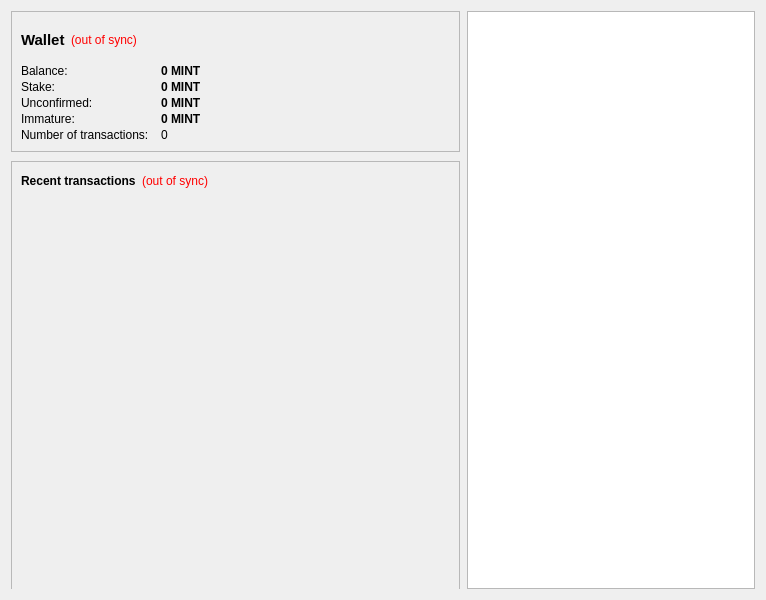
This is src/qt/forms/overviewpage.ui in MintcoinCommunity/Mintcoin-Desktop-Wallet as Qt 5 draws it before an edit. The edited form follows.
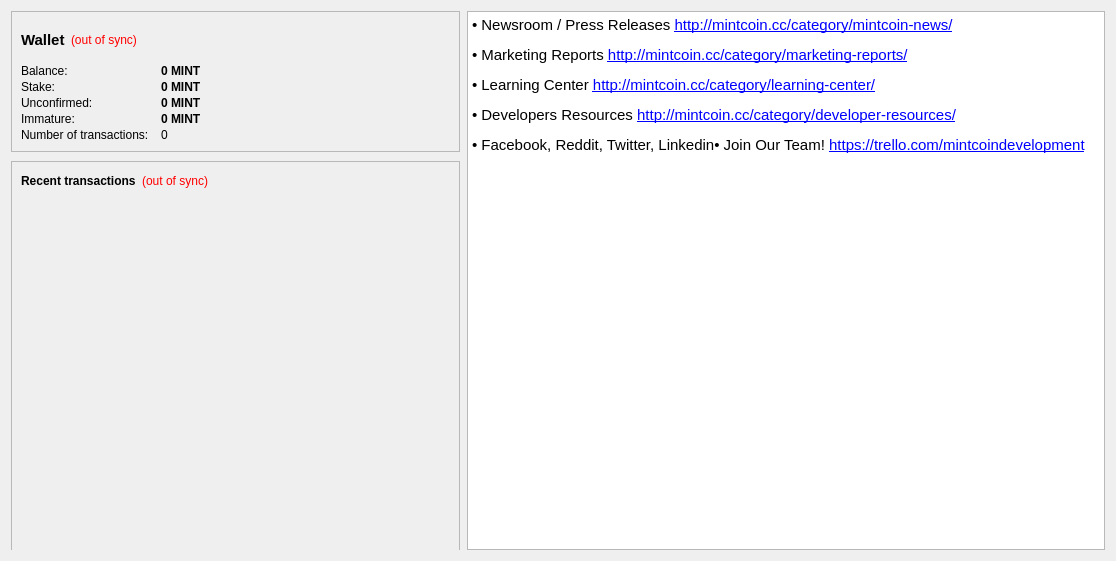
This is the edited form. Icons and pictures are not drawn.

The edit to the form file:
```diff
--- a/src/qt/forms/overviewpage.ui
+++ b/src/qt/forms/overviewpage.ui
@@ -6,8 +6,8 @@
    <rect>
     <x>0</x>
     <y>0</y>
-    <width>766</width>
-    <height>600</height>
+    <width>1116</width>
+    <height>561</height>
    </rect>
   </property>
   <property name="minimumSize">
@@ -342,7 +342,12 @@
 &lt;html&gt;&lt;head&gt;&lt;meta name=&quot;qrichtext&quot; content=&quot;1&quot; /&gt;&lt;style type=&quot;text/css&quot;&gt;
 p, li { white-space: pre-wrap; }
 &lt;/style&gt;&lt;/head&gt;&lt;body style=&quot; font-family:'Cantarell'; font-size:11pt; font-weight:400; font-style:normal;&quot;&gt;
-&lt;p style=&quot; margin-top:0px; margin-bottom:0px; margin-left:0px; margin-right:0px; -qt-block-indent:0; text-indent:0px;&quot;&gt;&lt;img src=&quot;:/images/about&quot; /&gt;&lt;/p&gt;&lt;/body&gt;&lt;/html&gt;</string>
+&lt;p style=&quot; margin-top:12px; margin-bottom:12px; margin-left:0px; margin-right:0px; -qt-block-indent:0; text-indent:0px;&quot;&gt;• Newsroom / Press Releases &lt;a href=&quot;http://mintcoin.cc/category/mintcoin-news/&quot;&gt;&lt;span style=&quot; text-decoration: underline; color:#0000ff;&quot;&gt;http://mintcoin.cc/category/mintcoin-news/&lt;/span&gt;&lt;/a&gt;&lt;/p&gt;
+&lt;p style=&quot; margin-top:12px; margin-bottom:12px; margin-left:0px; margin-right:0px; -qt-block-indent:0; text-indent:0px;&quot;&gt;• Marketing Reports &lt;a href=&quot;http://mintcoin.cc/category/marketing-reports/&quot;&gt;&lt;span style=&quot; text-decoration: underline; color:#0000ff;&quot;&gt;http://mintcoin.cc/category/marketing-reports/&lt;/span&gt;&lt;/a&gt;&lt;/p&gt;
+&lt;p style=&quot; margin-top:12px; margin-bottom:12px; margin-left:0px; margin-right:0px; -qt-block-indent:0; text-indent:0px;&quot;&gt;• Learning Center &lt;a href=&quot;http://mintcoin.cc/category/learning-center/&quot;&gt;&lt;span style=&quot; text-decoration: underline; color:#0000ff;&quot;&gt;http://mintcoin.cc/category/learning-center/&lt;/span&gt;&lt;/a&gt;&lt;/p&gt;
+&lt;p style=&quot; margin-top:12px; margin-bottom:12px; margin-left:0px; margin-right:0px; -qt-block-indent:0; text-indent:0px;&quot;&gt;• Developers Resources &lt;a href=&quot;http://mintcoin.cc/category/developer-resources/&quot;&gt;&lt;span style=&quot; text-decoration: underline; color:#0000ff;&quot;&gt;http://mintcoin.cc/category/developer-resources/&lt;/span&gt;&lt;/a&gt;&lt;/p&gt;
+&lt;p style=&quot; margin-top:12px; margin-bottom:12px; margin-left:0px; margin-right:0px; -qt-block-indent:0; text-indent:0px;&quot;&gt;• Facebook, Reddit, Twitter, Linkedin• Join Our Team! &lt;a href=&quot;https://trello.com/mintcoindevelopment&quot;&gt;&lt;span style=&quot; text-decoration: underline; color:#0000ff;&quot;&gt;https://trello.com/mintcoindevelopment&lt;/span&gt;&lt;/a&gt;&lt;/p&gt;
+&lt;p style=&quot; margin-top:12px; margin-bottom:12px; margin-left:0px; margin-right:0px; -qt-block-indent:0; text-indent:0px;&quot;&gt;&lt;img src=&quot;:/images/about&quot; /&gt;&lt;/p&gt;&lt;/body&gt;&lt;/html&gt;</string>
        </property>
        <property name="openExternalLinks">
         <bool>true</bool>
```
